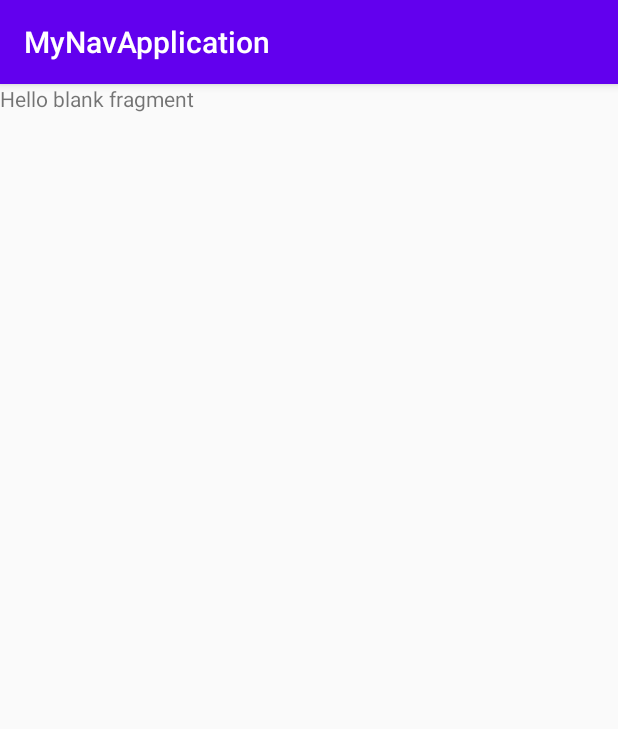
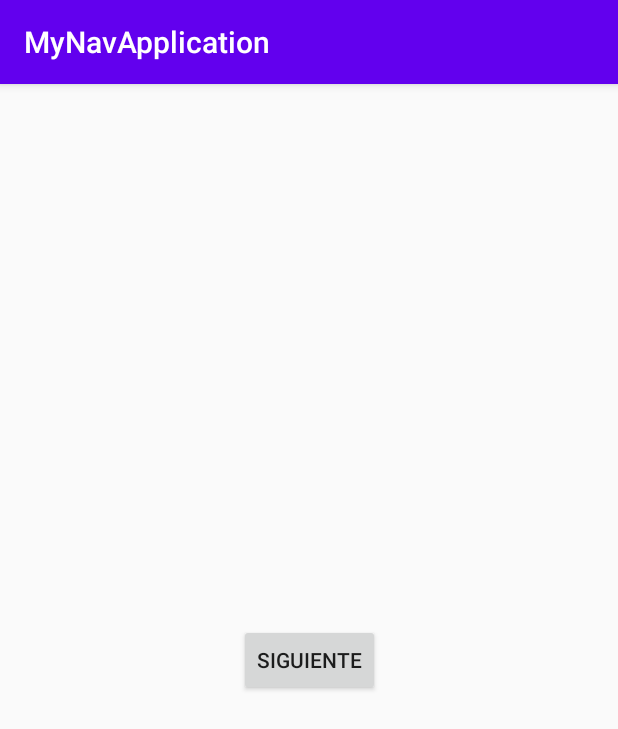
Before and after one commit to alexiessaenz/MyNavApplication2, an Android app: the FragmentSecond screen opened through its navigation route, on a phone screen of 412 x 824 dp. Shown: the top 729 px of the screen. Run offline under Robolectric (Android 15) with nearby library versions, the phone set to English and light mode, and no system bars; our stand-ins replace data binding.

```diff
--- a/app/src/main/java/com/saenz/mynavapplication/FragmentFirst.kt
+++ b/app/src/main/java/com/saenz/mynavapplication/FragmentFirst.kt
@@ -5,6 +5,9 @@ import androidx.fragment.app.Fragment
 import android.view.LayoutInflater
 import android.view.View
 import android.view.ViewGroup
+import androidx.databinding.DataBindingUtil
+import androidx.navigation.findNavController
+import com.saenz.mynavapplication.databinding.FragmentFirstBinding
 
 /**
  * A simple [Fragment] subclass.
@@ -15,8 +18,14 @@ class FragmentFirst : Fragment() {
         inflater: LayoutInflater, container: ViewGroup?,
         savedInstanceState: Bundle?
     ): View? {
-        // Inflate the layout for this fragment
-        return inflater.inflate(R.layout.fragment_first, container, false)
+
+        var binding = DataBindingUtil.inflate<FragmentFirstBinding>(inflater, R.layout.fragment_first, container, false)
+
+        binding.btEnviar.setOnClickListener { view: View ->
+            view.findNavController().navigate(R.id.action_fragmentFirst_to_fragmentSecond2)
+        }
+
+        return binding.root
     }
 
 }
--- a/app/src/main/java/com/saenz/mynavapplication/FragmentSecond.kt
+++ b/app/src/main/java/com/saenz/mynavapplication/FragmentSecond.kt
@@ -5,18 +5,30 @@ import androidx.fragment.app.Fragment
 import android.view.LayoutInflater
 import android.view.View
 import android.view.ViewGroup
+import androidx.databinding.DataBindingUtil
+import androidx.navigation.findNavController
+import com.saenz.mynavapplication.databinding.FragmentFirstBinding
+import com.saenz.mynavapplication.databinding.FragmentSecondBinding
 
 /**
  * A simple [Fragment] subclass.
  */
 class FragmentSecond : Fragment() {
 
+    //var choise = Choose{"option",0}
+
+
     override fun onCreateView(
         inflater: LayoutInflater, container: ViewGroup?,
         savedInstanceState: Bundle?
     ): View? {
-        // Inflate the layout for this fragment
-        return inflater.inflate(R.layout.fragment_second, container, false)
+        var binding = DataBindingUtil.inflate<FragmentSecondBinding>(inflater, R.layout.fragment_second, container, false)
+
+        binding.btNext.setOnClickListener { view: View ->
+            view.findNavController().navigate(R.id.action_fragmentSecond_to_fragmentThird)
+        }
+
+        return binding.root
     }
 
 }
--- a/app/src/main/res/layout/fragment_second.xml
+++ b/app/src/main/res/layout/fragment_second.xml
@@ -1,14 +1,22 @@
 <?xml version="1.0" encoding="utf-8"?>
-<FrameLayout xmlns:android="http://schemas.android.com/apk/res/android"
-    xmlns:tools="http://schemas.android.com/tools"
-    android:layout_width="match_parent"
-    android:layout_height="match_parent"
-    tools:context=".FragmentSecond">
+<layout xmlns:android="http://schemas.android.com/apk/res/android"
+        xmlns:app="http://schemas.android.com/apk/res-auto"
+        xmlns:tools="http://schemas.android.com/tools">
 
-    <!-- TODO: Update blank fragment layout -->
-    <TextView
+    <androidx.constraintlayout.widget.ConstraintLayout
         android:layout_width="match_parent"
         android:layout_height="match_parent"
-        android:text="@string/hello_blank_fragment" />
+        tools:context=".FragmentSecond">
 
-</FrameLayout>
+
+        <Button
+            android:id="@+id/bt_next"
+            android:layout_width="wrap_content"
+            android:layout_height="wrap_content"
+            android:text="siguiente"
+            app:layout_constraintBottom_toBottomOf="parent"
+            app:layout_constraintEnd_toEndOf="parent"
+            app:layout_constraintStart_toStartOf="parent"
+            app:layout_constraintTop_toTopOf="parent" />
+    </androidx.constraintlayout.widget.ConstraintLayout>
+</layout>
```
Also changed, not shown: app/src/main/res/layout/fragment_first.xml (+30 -10 lines).
